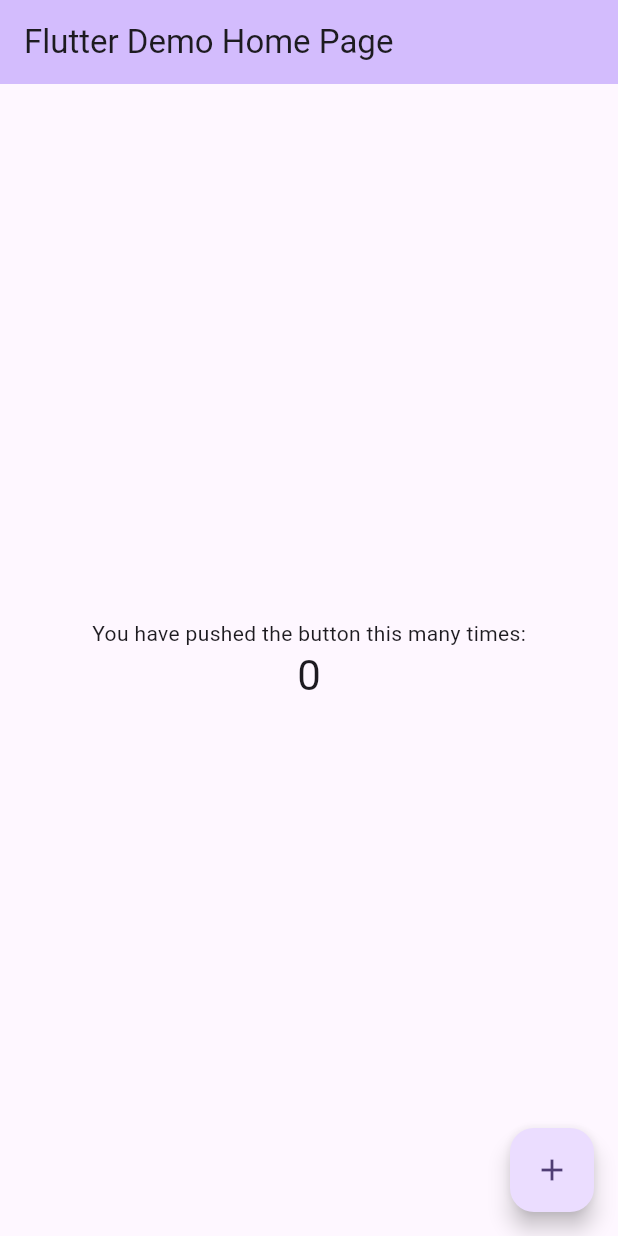
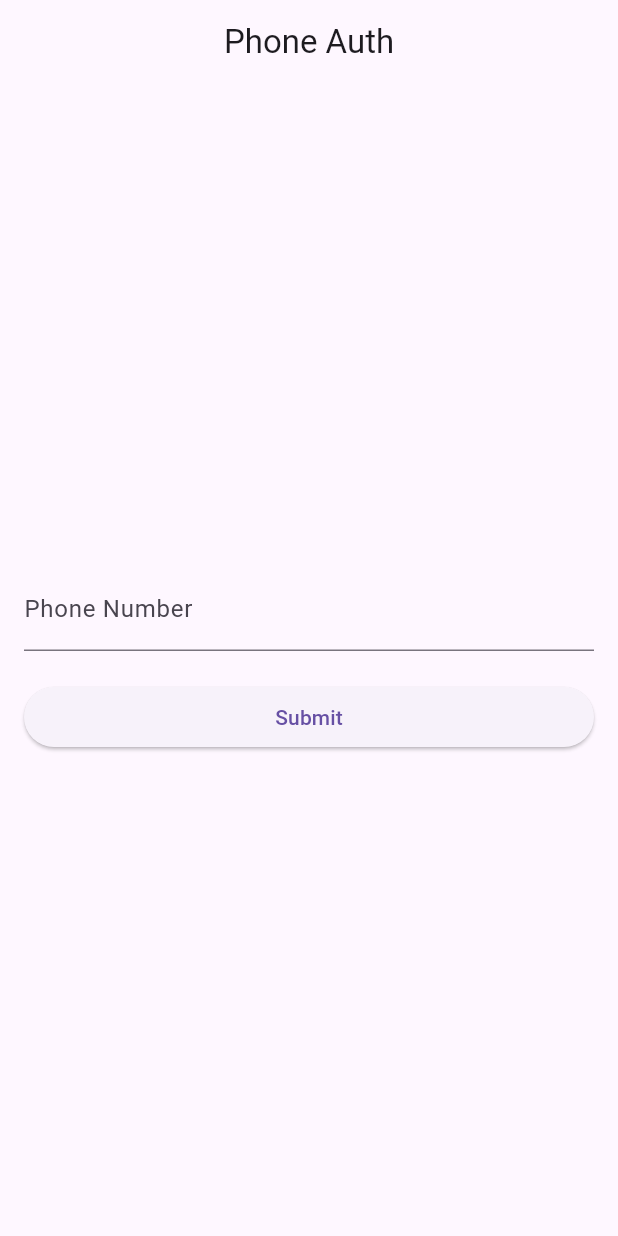
Before and after one commit to CRUXsur/verification_app, a Flutter app: the screen it shows after launch, on a phone screen of 412 x 824 dp. Run offline on Flutter 3.47's test engine with Material 3 defaults, Android fonts, the phone set to English and light mode, and no system bars; our stand-ins replace fluttertoast, get; missing offline and left inert: twilio_flutter.

Commit message:
OTP UI Design

```diff
--- /dev/null
+++ b/lib/controller/phone_auth_controller.dart
@@ -0,0 +1,55 @@
+import 'dart:math';
+
+import 'package:flutter/material.dart';
+import 'package:fluttertoast/fluttertoast.dart';
+import 'package:get/get.dart';
+import 'package:twilio_flutter/twilio_flutter.dart';
+
+class PhoneAuthController extends GetxController {
+  TextEditingController phoneController = TextEditingController();
+  TextEditingController codeController = TextEditingController();
+  final formKey = GlobalKey<FormState>();
+  bool isCodeSent = false;
+
+  late TwilioFlutter twilioFlutter;
+
+  var sentOTP;
+
+  showInvisibleWidgets() {
+    isCodeSent = true;
+    update();
+  }
+
+  sendSMS() {
+    twilioFlutter = TwilioFlutter(
+        accountSid: '', // replace it with your account SID
+        authToken: '', // replace it with your auth token
+        twilioNumber: '' // replace it with your purchased twilioNumber
+
+    );
+
+    var rnd = new Random();
+
+    var digits = rnd.nextInt(900000) + 100000;
+
+    sentOTP = digits;
+
+    // lets print otp as well
+
+    print(sentOTP);
+
+    twilioFlutter.sendSMS(
+        toNumber: phoneController.text,
+        messageBody: 'Hello This is 6 digit otp code to verify phone $digits');
+  }
+
+  verifyOTP() {
+    if (sentOTP.toString() == codeController.text) {
+      Fluttertoast.showToast(
+          msg: "OTP Verified SuccessFully!", backgroundColor: Colors.green);
+    } else {
+      Fluttertoast.showToast(
+          msg: "OTP didn't match!", backgroundColor: Colors.red);
+    }
+  }
+}
--- a/lib/main.dart
+++ b/lib/main.dart
@@ -1,4 +1,6 @@
 import 'package:flutter/material.dart';
+import 'package:get/get.dart';
+import 'package:verification_app/screen/phone_auth_screen.dart';
 
 void main() {
   runApp(const MyApp());
@@ -10,116 +12,24 @@
   // This widget is the root of your application.
   @override
   Widget build(BuildContext context) {
-    return MaterialApp(
-      title: 'Flutter Demo',
-      theme: ThemeData(
-        // This is the theme of your application.
-        //
-        // TRY THIS: Try running your application with "flutter run". You'll see
-        // the application has a purple toolbar. Then, without quitting the app,
-        // try changing the seedColor in the colorScheme below to Colors.green
-        // and then invoke "hot reload" (save your changes or press the "hot
-        // reload" button in a Flutter-supported IDE, or press "r" if you used
-        // the command line to start the app).
-        //
-        // Notice that the counter didn't reset back to zero; the application
-        // state is not lost during the reload. To reset the state, use hot
-        // restart instead.
-        //
-        // This works for code too, not just values: Most code changes can be
-        // tested with just a hot reload.
-        colorScheme: ColorScheme.fromSeed(seedColor: Colors.deepPurple),
-        useMaterial3: true,
-      ),
-      home: const MyHomePage(title: 'Flutter Demo Home Page'),
+
+    //you need to change materialapp with getmaterialapp to use getx
+    return GetMaterialApp(
+        title: 'Phone Auth Tutorial',
+        debugShowCheckedModeBanner:false,
+        theme: ThemeData(
+          // This is the theme of your application.
+          //
+          // Try running your application with "flutter run". You'll see the
+          // application has a blue toolbar. Then, without quitting the app, try
+          // changing the primarySwatch below to Colors.green and then invoke
+          // "hot reload" (press "r" in the console where you ran "flutter run",
+          // or simply save your changes to "hot reload" in a Flutter IDE).
+          // Notice that the counter didn't reset back to zero; the application
+          // is not restarted.
+          primarySwatch: Colors.blue,
+        ),
+        home: PhoneAuthScreen()
     );
   }
 }
-
-class MyHomePage extends StatefulWidget {
-  const MyHomePage({super.key, required this.title});
-
-  // This widget is the home page of your application. It is stateful, meaning
-  // that it has a State object (defined below) that contains fields that affect
-  // how it looks.
-
-  // This class is the configuration for the state. It holds the values (in this
-  // case the title) provided by the parent (in this case the App widget) and
-  // used by the build method of the State. Fields in a Widget subclass are
-  // always marked "final".
-
-  final String title;
-
-  @override
-  State<MyHomePage> createState() => _MyHomePageState();
-}
-
-class _MyHomePageState extends State<MyHomePage> {
-  int _counter = 0;
-
-  void _incrementCounter() {
-    setState(() {
-      // This call to setState tells the Flutter framework that something has
-      // changed in this State, which causes it to rerun the build method below
-      // so that the display can reflect the updated values. If we changed
-      // _counter without calling setState(), then the build method would not be
-      // called again, and so nothing would appear to happen.
-      _counter++;
-    });
-  }
-
-  @override
-  Widget build(BuildContext context) {
-    // This method is rerun every time setState is called, for instance as done
-    // by the _incrementCounter method above.
-    //
-    // The Flutter framework has been optimized to make rerunning build methods
-    // fast, so that you can just rebuild anything that needs updating rather
-    // than having to individually change instances of widgets.
-    return Scaffold(
-      appBar: AppBar(
-        // TRY THIS: Try changing the color here to a specific color (to
-        // Colors.amber, perhaps?) and trigger a hot reload to see the AppBar
-        // change color while the other colors stay the same.
-        backgroundColor: Theme.of(context).colorScheme.inversePrimary,
-        // Here we take the value from the MyHomePage object that was created by
-        // the App.build method, and use it to set our appbar title.
-        title: Text(widget.title),
-      ),
-      body: Center(
-        // Center is a layout widget. It takes a single child and positions it
-        // in the middle of the parent.
-        child: Column(
-          // Column is also a layout widget. It takes a list of children and
-          // arranges them vertically. By default, it sizes itself to fit its
-          // children horizontally, and tries to be as tall as its parent.
-          //
-          // Column has various properties to control how it sizes itself and
-          // how it positions its children. Here we use mainAxisAlignment to
-          // center the children vertically; the main axis here is the vertical
-          // axis because Columns are vertical (the cross axis would be
-          // horizontal).
-          //
-          // TRY THIS: Invoke "debug painting" (choose the "Toggle Debug Paint"
-          // action in the IDE, or press "p" in the console), to see the
-          // wireframe for each widget.
-          mainAxisAlignment: MainAxisAlignment.center,
-          children: <Widget>[
-            const Text(
-              'You have pushed the button this many times:',
-            ),
-            Text(
-              '$_counter',
-              style: Theme.of(context).textTheme.headlineMedium,
-            ),
-          ],
-        ),
-      ),
-      floatingActionButton: FloatingActionButton(
-        onPressed: _incrementCounter,
-        tooltip: 'Increment',
-        child: const Icon(Icons.add),
-      ), // This trailing comma makes auto-formatting nicer for build methods.
-    );
-  }
-}
--- /dev/null
+++ b/lib/screen/phone_auth_screen.dart
@@ -0,0 +1,102 @@
+import 'package:flutter/material.dart';
+import 'package:get/get.dart';
+import 'package:verification_app/controller/phone_auth_controller.dart';
+
+class PhoneAuthScreen extends StatelessWidget {
+  PhoneAuthController controller = Get.put(PhoneAuthController());
+
+
+  @override
+  Widget build(BuildContext context) {
+    return Scaffold(
+        appBar: AppBar(
+          title: const Text("Phone Auth"),
+          centerTitle: true,
+          elevation: 0,
+        ),
+        body: GetBuilder<PhoneAuthController>(
+          builder: (_) => Padding(
+            padding: const EdgeInsets.all(16),
+            child: Form(
+              key: controller.formKey,
+              child: Column(
+                mainAxisAlignment: MainAxisAlignment.center,
+                children: [
+                  TextFormField(
+                    controller: controller.phoneController,
+                    keyboardType: TextInputType.number,
+                    decoration: const InputDecoration(
+                        hintText: "03472222", labelText: "Phone Number"),
+
+                    // lets add validation
+                    validator: (String? number) {
+                      if (number!.isEmpty) {
+                        return "Enter Phone Number";
+                      }
+                      return null;
+                    },
+                  ),
+                  const SizedBox(
+                    height: 10,
+                  ),
+                  Visibility(
+                    visible: controller.isCodeSent,
+                    child: TextFormField(
+                      controller: controller
+                          .codeController,
+                      keyboardType: TextInputType.number,
+                      maxLength: 6,
+                      decoration: const InputDecoration(
+                          hintText: "123456",
+                          labelText: "Code"),
+
+                      // lets add validation
+                      validator: (String? code) {
+                        if (code!.isEmpty) {
+                          return "Enter Code";
+                        } else if (code.length < 6) {
+                          return "Code should be of length 6";
+                        }
+
+                        return null;
+                      },
+                    ),
+                  ),
+                  const SizedBox(
+                    height: 10,
+                  ),
+                  Visibility(
+                    visible: !controller.isCodeSent,
+                    child: SizedBox(
+                        width: MediaQuery.of(context).size.width,
+                        child: ElevatedButton(
+                            onPressed: () {
+                              if (controller.formKey.currentState!.validate()) {
+
+                                controller.sendSMS();
+                                controller.showInvisibleWidgets();
+                              }
+                            },
+                            child: const Text('Submit'))),
+                  ),
+                  Visibility(
+                    visible: controller.isCodeSent,
+                    child: SizedBox(
+                        width: MediaQuery.of(context).size.width,
+                        child: ElevatedButton(
+                            onPressed: () {
+                              if (controller.formKey.currentState!
+                                  .validate()) {
+
+                                controller.verifyOTP();
+                              }
+                            },
+                            child: const Text('Verify'))),
+                  ),
+                ],
+              ),
+            ),
+          ),
+        ));
+  }
+}
```
Also changed, not shown: 6 other files.
